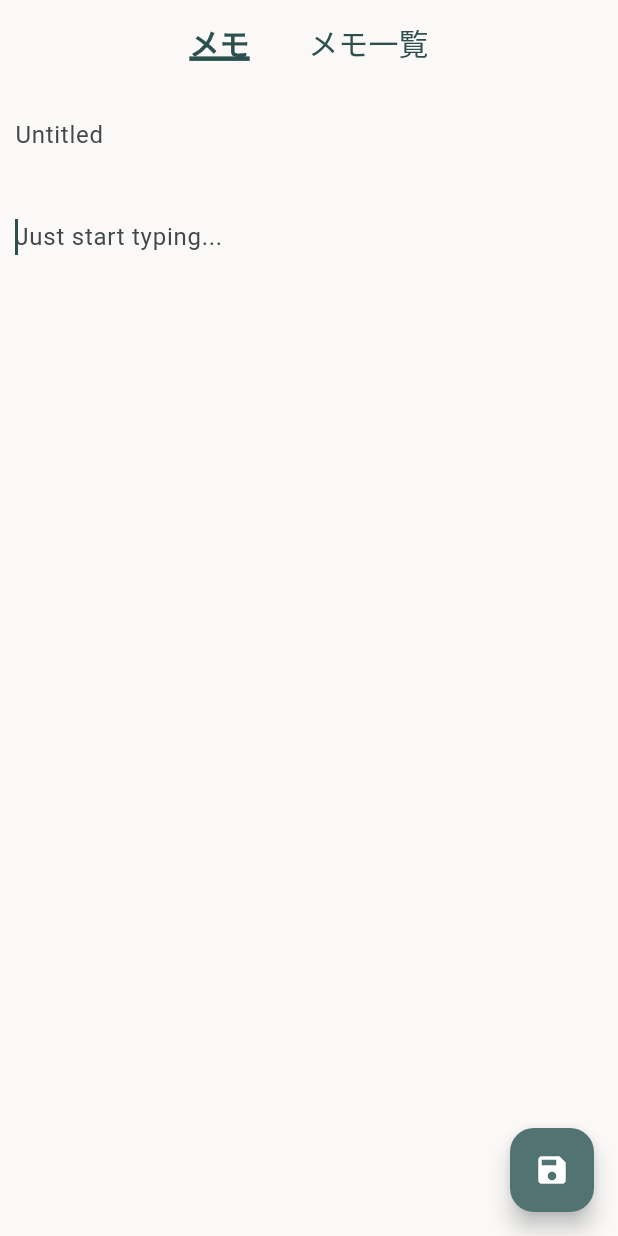
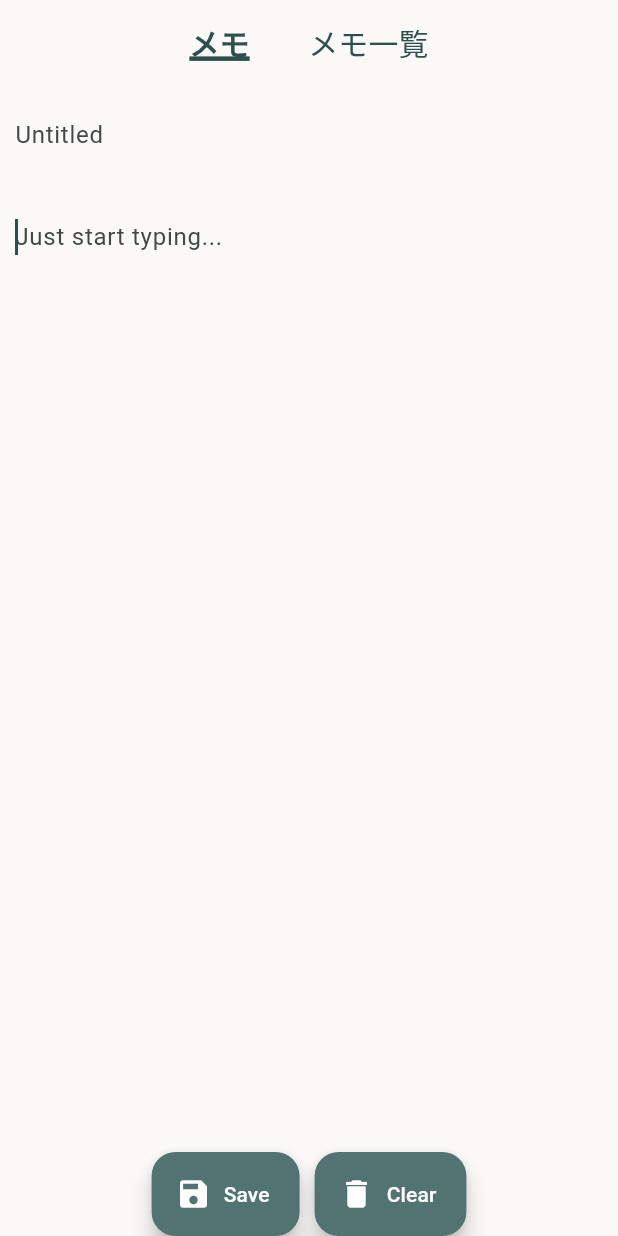
Before and after one commit to powerninja/flutter_zaptap, a Flutter app: the screen it shows after launch, on a phone screen of 412 x 824 dp. Run offline on Flutter 3.47's test engine with Material 3 defaults, Android fonts, the phone set to English and light mode, and no system bars; our stand-ins replace flutter_markdown; Roboto replaces fonts that are missing (M_PLUS_Rounded_1c).

Commit message:
メモ入力画面のUIを修正

```diff
--- a/lib/main.dart
+++ b/lib/main.dart
@@ -30,14 +30,22 @@ class MyHomePage extends StatefulWidget {
 }
 
 class _MyHomePageState extends State<MyHomePage> {
+  // メモ一覧を表示するかどうか
   bool _isShowingMemoList = true;
+  // ページコントローラー
   final PageController _pageViewController = PageController();
+  // テキストコントローラー
   final bodyTextController = TextEditingController();
+  // タイトルコントローラー
   final titleController = TextEditingController();
+  // フォーカスノード
   FocusNode focusNode = FocusNode();
   @override
   Widget build(BuildContext context) {
     return Scaffold(
+      // フローティングアクションボタンの位置
+      floatingActionButtonLocation: FloatingActionButtonLocation.centerDocked,
+      // アプリバー
       appBar: AppBar(
         title: Row(
           mainAxisAlignment: MainAxisAlignment.center,
@@ -100,6 +108,7 @@ class _MyHomePageState extends State<MyHomePage> {
           ],
         ),
       ),
+      // ページビュー
       body: PageView(
         controller: _pageViewController,
         onPageChanged: (index) {
@@ -110,6 +119,7 @@ class _MyHomePageState extends State<MyHomePage> {
             _isShowingMemoList = index == 0;
           });
         },
+        // メモ画面
         children: [
           ListView(
             children: [
@@ -145,6 +155,8 @@ class _MyHomePageState extends State<MyHomePage> {
               ),
             ],
           ),
+          // メモ一覧画面
+          // TODO: 改修が必要
           ListView.builder(
               itemCount: 15,
               itemBuilder: (context, index) => ListTile(
@@ -156,11 +168,22 @@ class _MyHomePageState extends State<MyHomePage> {
                   )),
         ],
       ),
-      floatingActionButton: FloatingActionButton(
-        onPressed: () => {},
-        tooltip: 'Increment',
-        //保存iconを表示
-        child: const Icon(Icons.save),
+      // 下部のボタン
+      floatingActionButton: Row(
+        mainAxisSize: MainAxisSize.min,
+        children: [
+          FloatingActionButton.extended(
+            label: const Text('Save'),
+            icon: const Icon(Icons.save),
+            onPressed: () {},
+          ),
+          const SizedBox(width: 10.0),
+          FloatingActionButton.extended(
+            label: const Text('Clear'),
+            icon: const Icon(Icons.delete),
+            onPressed: () {},
+          ),
+        ],
       ),
     );
   }
```
